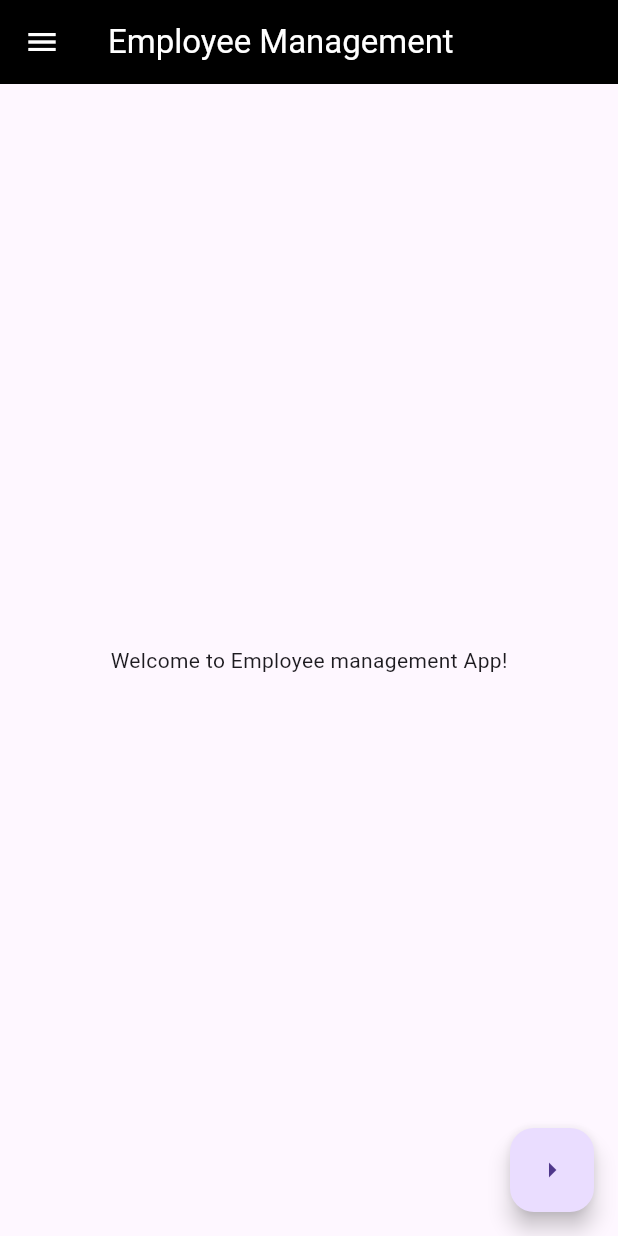
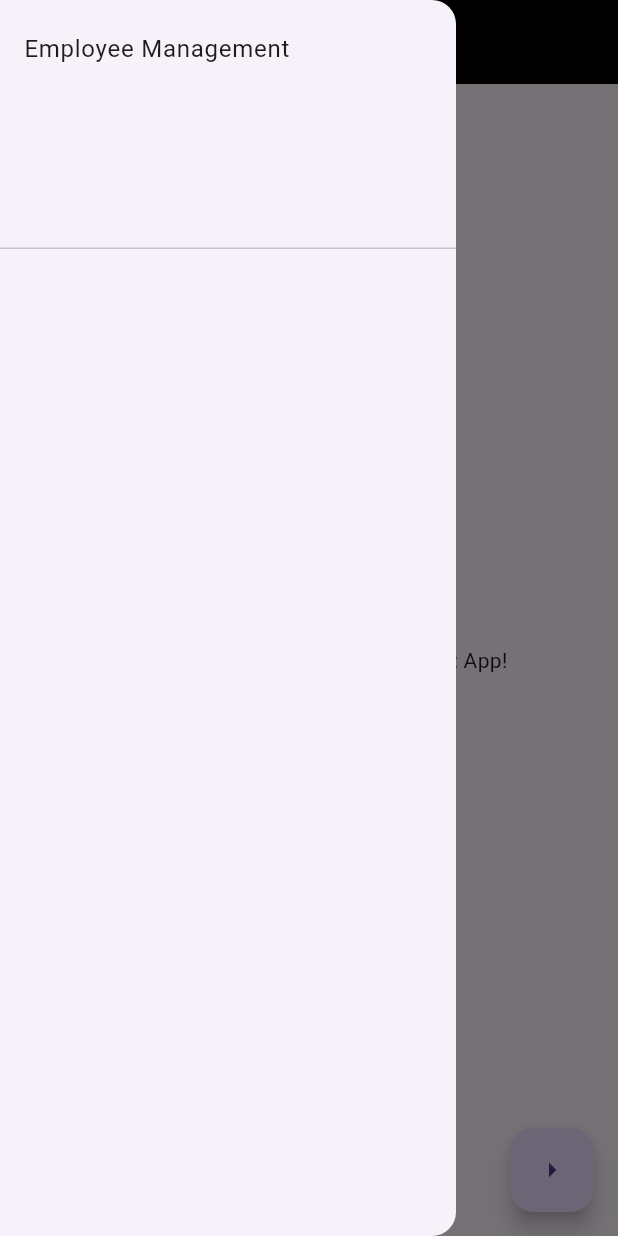
Before and after one commit to ichbinnichts/simple-flutter-spring-app, a Flutter app: the screen it shows after launch, after a tap on the "menu" icon, on a phone screen of 412 x 824 dp. Run offline on Flutter 3.47's test engine with Material 3 defaults, Android fonts, the phone set to English and light mode, and no system bars.

Commit message:
feat: add drawer amd method to change icon color with leading

```diff
--- a/FlutterClientApp/clientapp/lib/employee/employee.dart
+++ b/FlutterClientApp/clientapp/lib/employee/employee.dart
@@ -30,11 +30,6 @@ class _EmployeeState extends State<Employee> {
         child: Icon(Icons.add),
         tooltip: 'Add employee',
       ),
-      drawer: Drawer(
-        child: ListView(
-          padding: EdgeInsets.only(),
-        ),
-      ),
     );
   }
 }
--- a/FlutterClientApp/clientapp/lib/home/home.dart
+++ b/FlutterClientApp/clientapp/lib/home/home.dart
@@ -9,9 +9,7 @@ class Home extends StatefulWidget {
 }
 
 class _HomeState extends State<Home> {
-  void _iconButton() {
-    print('Icon button');
-  }
+  final minPadding = 5.0;
 
   void _iconSearch() {}
 
@@ -25,11 +23,19 @@ class _HomeState extends State<Home> {
   Widget build(BuildContext context) {
     return Scaffold(
       appBar: AppBar(
-        leading: IconButton(
-          icon: Icon(Icons.menu),
-          tooltip: '',
-          color: Colors.white,
-          onPressed: _iconButton,
+        leading: Builder(
+          builder: (BuildContext context) {
+            return IconButton(
+              color: Colors.white,
+              icon: const Icon(
+                Icons.menu,
+              ),
+              onPressed: () {
+                Scaffold.of(context).openDrawer();
+              },
+              tooltip: MaterialLocalizations.of(context).openAppDrawerTooltip,
+            );
+          },
         ),
         backgroundColor: Colors.black,
         title: const Text(
@@ -37,9 +43,19 @@ class _HomeState extends State<Home> {
           style: TextStyle(color: Colors.white),
         ),
       ),
-      body: Center(
+      body: const Center(
         child: Text(
           'Welcome to Employee management App!',
+        ),
+      ),
+      drawer: Drawer(
+        child: ListView(
+          padding: EdgeInsets.only(top: minPadding, bottom: minPadding),
+          children: const <Widget>[
+            DrawerHeader(
+              child: Text('Employee Management'),
+            ),
+          ],
         ),
       ),
       floatingActionButton: FloatingActionButton(
```
